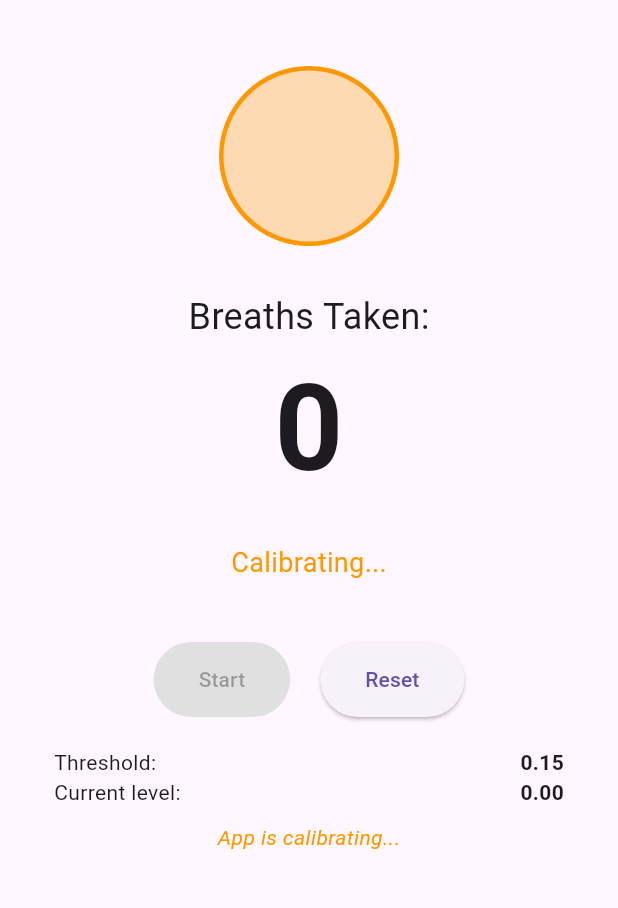
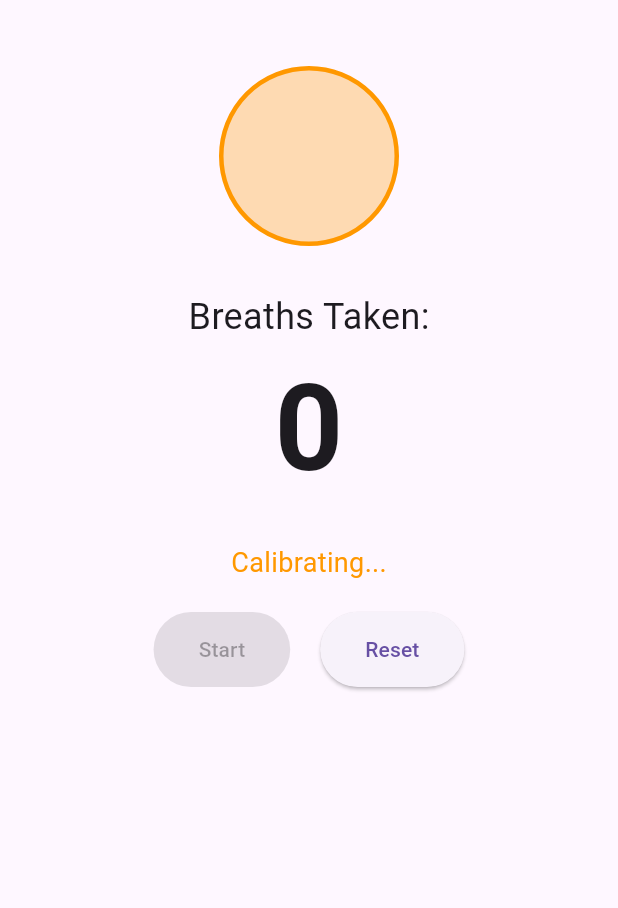
Before and after one commit to bigr00/flutter_breath_counter, a Flutter app: the screen it shows after launch, on a phone screen of 412 x 824 dp, the part 63-971 px from its top. Run offline on Flutter 3.47's test engine with Material 3 defaults, Android fonts, the phone set to English and light mode, and no system bars; our stand-ins replace permission_handler; missing offline and left inert: flutter_sound; statements that could not run were skipped.

Commit message:
Update UI to match the clean solution.

```diff
--- a/lib/screens/breath_counter_screen.dart
+++ b/lib/screens/breath_counter_screen.dart
@@ -28,7 +28,6 @@ class _BreathCounterScreenState extends State<BreathCounterScreen> {
   }
 
   Future<void> _initializeDetector() async {
-    // Create the detector with callbacks
     _breathDetector = BreathDetector(
       onCalibrationStart: () {
         if (mounted) {
@@ -96,10 +95,8 @@ class _BreathCounterScreenState extends State<BreathCounterScreen> {
       },
     );
 
-    // Initialize and start calibration
     await _breathDetector.initialize();
 
-    // Small delay to ensure initialization is complete
     Future.delayed(Duration(milliseconds: 500), () {
       if (mounted) {
         _breathDetector.startCalibration();
@@ -128,8 +125,10 @@ class _BreathCounterScreenState extends State<BreathCounterScreen> {
     if (_isCounting) {
       setState(() {
         _isCounting = false;
+        _isReadyForCounting = true;
       });
       _breathDetector.stopBreathDetection();
+      _breathDetector.resetState();
     }
   }
 
@@ -141,16 +140,13 @@ class _BreathCounterScreenState extends State<BreathCounterScreen> {
   }
 
   void _provideFeedback() {
-    // Store the original color
     Color originalColor = _feedbackColor;
 
-    // Show feedback color
     if (mounted) {
       setState(() {
         _feedbackColor = Colors.orange;
       });
 
-      // Reset after a short delay
       Future.delayed(const Duration(milliseconds: 300), () {
         if (mounted) {
           setState(() {
@@ -162,18 +158,15 @@ class _BreathCounterScreenState extends State<BreathCounterScreen> {
   }
 
   void _recalibrate() {
-    // Stop counting if active
     if (_isCounting) {
       _stopCounting();
     }
 
-    // Reset flags
     setState(() {
       _isReadyForCounting = false;
       _isCounting = false;
     });
 
-    // Start calibration
     Future.delayed(Duration(milliseconds: 500), () {
       if (mounted) {
         _breathDetector.startCalibration();
@@ -278,22 +271,18 @@ class _BreathCounterScreenState extends State<BreathCounterScreen> {
               mainAxisAlignment: MainAxisAlignment.center,
               children: <Widget>[
                 const SizedBox(height: 30),
-                // Breath visualization indicator
                 BreathVisualization(
                   currentAmplitude: _currentAmplitude,
                   feedbackColor: _feedbackColor,
                 ),
                 const SizedBox(height: 30),
-                // Breath counter display
                 BreathCounterDisplay(breathCount: _breathCount),
                 const SizedBox(height: 20),
-                // Status display (only shows during calibration)
                 StatusDisplay(
                   isCalibrating: _isCalibrating,
                   feedbackColor: _feedbackColor,
                 ),
-                const SizedBox(height: 40),
-                // Control buttons - combined start/stop button
+                const SizedBox(height: 20),
                 BreathControls(
                   isReadyForCounting: _isReadyForCounting,
                   isCounting: _isCounting,
@@ -302,49 +291,6 @@ class _BreathCounterScreenState extends State<BreathCounterScreen> {
                   onReset: _resetCounter,
                 ),
                 const SizedBox(height: 20),
-                // Debug information
-                Padding(
-                  padding: const EdgeInsets.symmetric(horizontal: 20),
-                  child: Column(
-                    children: [
-                      Row(
-                        mainAxisAlignment: MainAxisAlignment.spaceBetween,
-                        children: [
-                          const Text('Threshold: '),
-                          Text(
-                            _breathDetector.breathThreshold.toStringAsFixed(2),
-                            style: const TextStyle(fontWeight: FontWeight.bold),
-                          ),
-                        ],
-                      ),
-                      Row(
-                        mainAxisAlignment: MainAxisAlignment.spaceBetween,
-                        children: [
-                          const Text('Current level: '),
-                          Text(
-                            _currentAmplitude.toStringAsFixed(2),
-                            style: const TextStyle(fontWeight: FontWeight.bold),
-                          ),
-                        ],
-                      ),
-                      const SizedBox(height: 10),
-                      Text(
-                        _isCalibrating
-                            ? 'App is calibrating...'
-                            : (_isCounting
-                            ? 'Counting breaths'
-                            : 'Press Start to begin counting'),
-                        style: TextStyle(
-                          fontStyle: FontStyle.italic,
-                          color: _isCalibrating
-                              ? Colors.orange
-                              : (_isCounting ? Colors.green : Colors.grey),
-                        ),
-                      ),
-                      const SizedBox(height: 20),
-                    ],
-                  ),
-                ),
               ],
             ),
           ),
--- a/lib/widgets/breath_controls.dart
+++ b/lib/widgets/breath_controls.dart
@@ -25,8 +25,6 @@ class BreathControls extends StatelessWidget {
           onPressed: isReadyForCounting ? (isCounting ? onStop : onStart) : null,
           style: ElevatedButton.styleFrom(
             padding: const EdgeInsets.symmetric(horizontal: 30, vertical: 15),
-            backgroundColor: isCounting ? Colors.red : Colors.green,
-            disabledBackgroundColor: Colors.grey.shade300,
           ),
           child: Text(isCounting ? 'Stop' : 'Start'),
         ),
```
